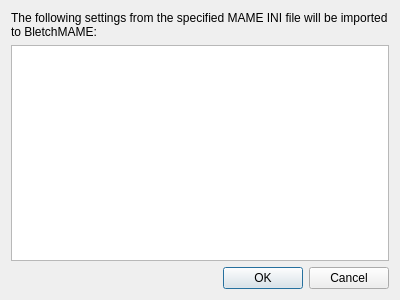
This is src/dialogs/importmameini.ui in npwoods/bletchmame as Qt 5 draws it before an edit. The edited form follows.
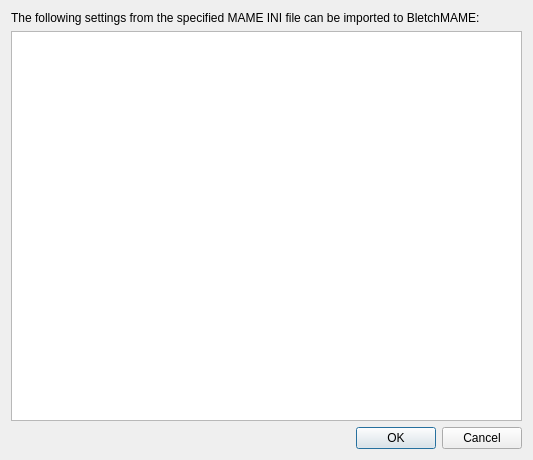
This is the edited form.

Commit message: Cosmetic changes to the MAME.INI import dialog 1. Dialog is now larger 2. Slight change of wording on instructions 3. Disabled selection

Diff of the .ui file:
```diff
--- a/src/dialogs/importmameini.ui
+++ b/src/dialogs/importmameini.ui
@@ -6,8 +6,8 @@
    <rect>
     <x>0</x>
     <y>0</y>
-    <width>400</width>
-    <height>300</height>
+    <width>533</width>
+    <height>460</height>
    </rect>
   </property>
   <property name="windowTitle">
@@ -17,7 +17,7 @@
    <item>
     <widget class="QLabel" name="label">
      <property name="text">
-      <string>The following settings from the specified MAME INI file will be imported to BletchMAME:</string>
+      <string>The following settings from the specified MAME INI file can be imported to BletchMAME:</string>
      </property>
      <property name="wordWrap">
       <bool>true</bool>
```
Left out of the diff: 3 changed lines with no effect on the pictures.
